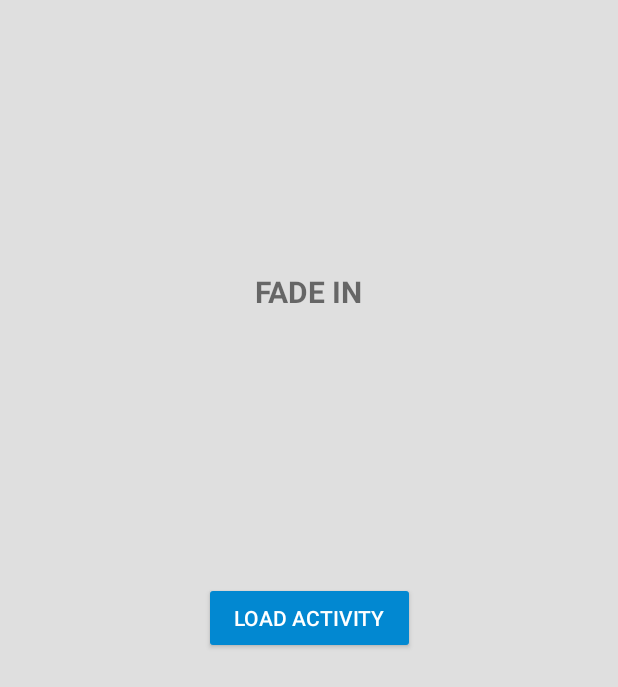
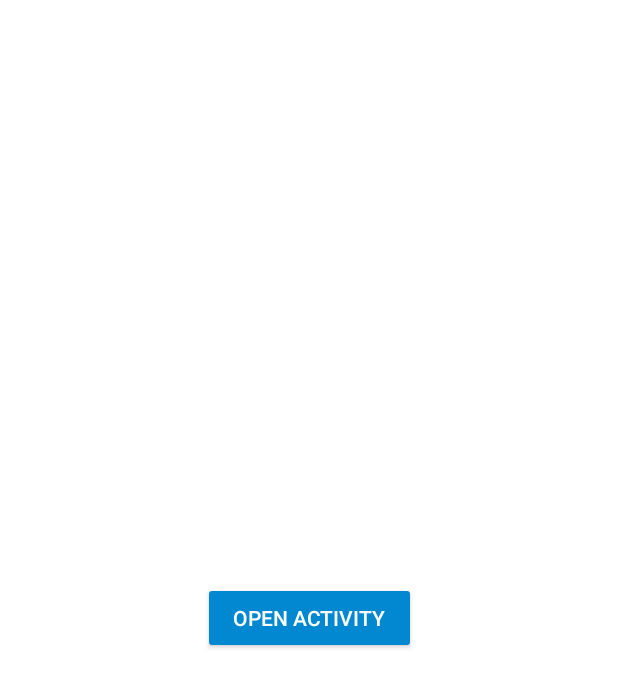
Before and after one commit to gayanvoice/android-layout-transitions-kotlin, an Android app: the screen it shows after launch (MainActivity), on a phone screen of 412 x 824 dp. Shown: the top 687 px of the screen. Run offline under Robolectric (Android 15) with nearby library versions, the phone set to English and light mode, and no system bars.

Commit message:
Update App

```diff
--- a/app/src/main/java/layout/transitions/demo/MainActivity.kt
+++ b/app/src/main/java/layout/transitions/demo/MainActivity.kt
@@ -17,7 +17,7 @@ class MainActivity : AppCompatActivity() {
 
             startActivity(intent)
             val transitions = Transitions(this@MainActivity)
-            transitions.setAnimation(Fade().InUp())
+            transitions.setAnimation(Fade().In())
 
         }
 
--- a/app/src/main/res/layout/activity_main.xml
+++ b/app/src/main/res/layout/activity_main.xml
@@ -7,24 +7,12 @@
     android:background="@color/colorMain"
     tools:context=".MainActivity">
 
-    <TextView
-        android:id="@+id/textView"
-        android:layout_width="wrap_content"
-        android:layout_height="wrap_content"
-        android:text="@string/fade_in"
-        android:textStyle="bold"
-        android:textAllCaps="true"
-        android:textSize="20sp"
-        app:layout_constraintBottom_toTopOf="@+id/buttonView"
-        app:layout_constraintEnd_toEndOf="parent"
-        app:layout_constraintStart_toStartOf="parent"
-        app:layout_constraintTop_toTopOf="parent" />
 
     <Button
         android:id="@+id/buttonView"
         android:layout_width="wrap_content"
         android:layout_height="wrap_content"
-        android:text="@string/main_activity"
+        android:text="@string/button_main"
         style="@style/Widget.AppCompat.Button.Colored"
         android:paddingStart="20dp"
         android:paddingEnd="20dp"
--- a/app/src/main/res/values/colors.xml
+++ b/app/src/main/res/values/colors.xml
@@ -3,6 +3,6 @@
     <color name="colorPrimary">#00508C</color>
     <color name="colorPrimaryDark">#00508C</color>
     <color name="colorAccent">#0288D1</color>
-    <color name="colorMain">#DFDFDF</color>
+    <color name="colorMain">#FFFFFF</color>
     <color name="colorLoad">#0097E9</color>
 </resources>
--- a/app/src/main/res/values/strings.xml
+++ b/app/src/main/res/values/strings.xml
@@ -1,8 +1,7 @@
 <resources>
     <string name="app_name">demo</string>
 
-    <string name="main_activity">LOAD ACTIVITY</string>
-    <string name="load_activity">GO BACK</string>
+    <string name="button_main">OPEN ACTIVITY</string>
 
     <string name="fade_in">Fade In</string>
     <string name="fade_inup">Fade In Up</string>
```
Also changed, not shown: app/src/main/java/layout/transitions/demo/LoadActivity.kt (+1 -9 lines), app/src/main/res/layout/activity_load.xml (+0 -30 lines).
